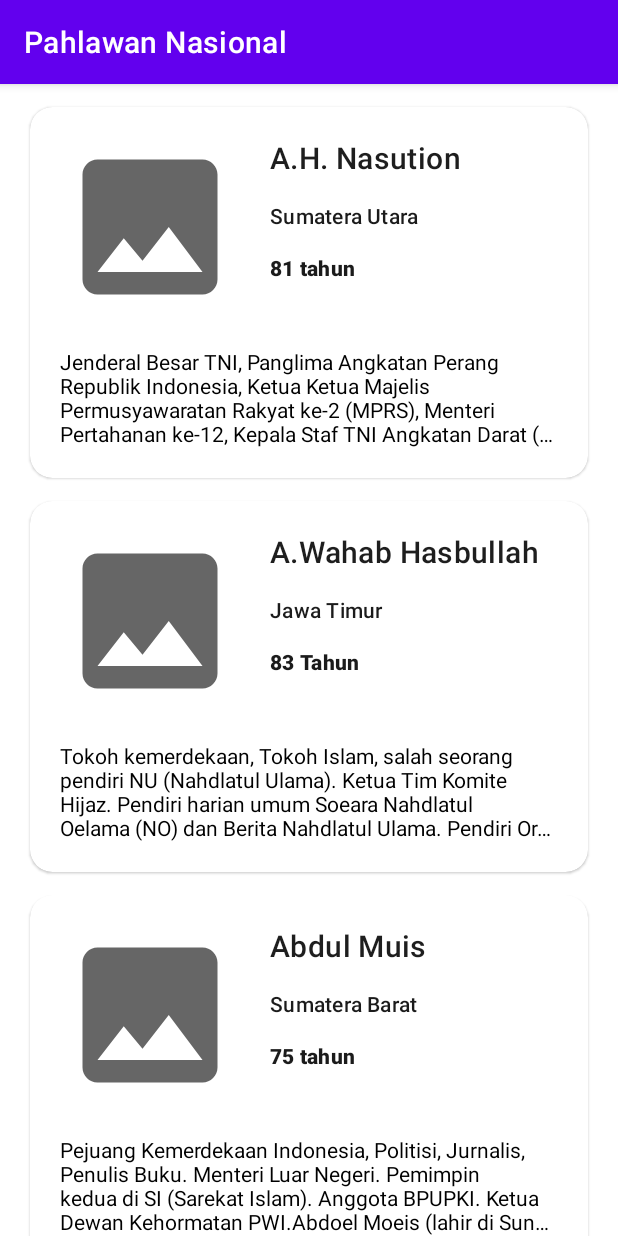
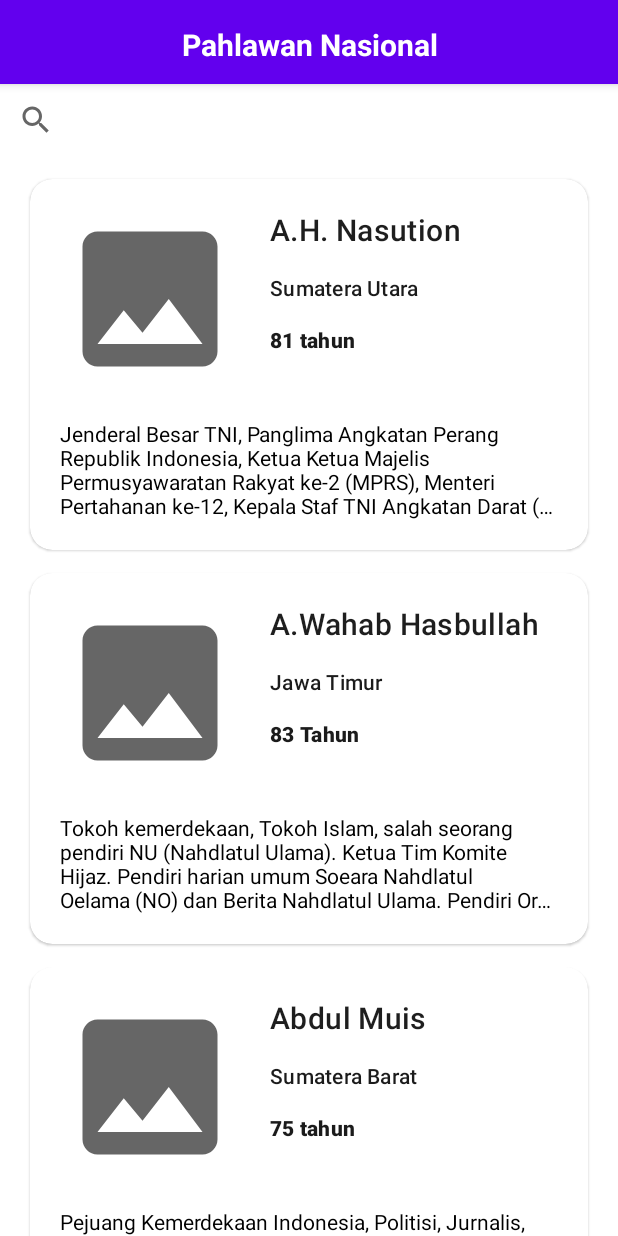
Before and after one commit to gharynsl123/Pahlawan_Nasional, an Android app: the screen it shows after launch (MainActivity), on a phone screen of 412 x 824 dp. Run offline under Robolectric (Android 15) with nearby library versions, the phone set to English and light mode, and no system bars.

Commit message:
Beauty my code

```diff
--- a/app/build.gradle
+++ b/app/build.gradle
@@ -66,4 +66,6 @@ dependencies {
 
     //recyclerView
     implementation 'androidx.recyclerview:recyclerview:1.2.1'
+
+    implementation 'androidx.paging:paging-runtime:3.1.1'
 }
--- a/app/src/main/AndroidManifest.xml
+++ b/app/src/main/AndroidManifest.xml
@@ -12,12 +12,12 @@
         android:supportsRtl="true">
         <activity
             android:name=".DetailActivity"
-            android:theme="@style/DetailActionBar"
-            android:exported="true" />
+            android:exported="true"
+            android:theme="@style/DetailActionBar" />
         <activity
             android:name=".MainActivity"
-            android:theme="@style/Theme.PahlawanNasional"
-            android:exported="true">
+            android:exported="true"
+            android:theme="@style/Theme.PahlawanNasional">
             <intent-filter>
                 <action android:name="android.intent.action.MAIN" />
 
--- a/app/src/main/java/com/example/pahlawannasional/DetailActivity.kt
+++ b/app/src/main/java/com/example/pahlawannasional/DetailActivity.kt
@@ -1,7 +1,7 @@
 package com.example.pahlawannasional
 
+import android.os.Bundle
 import androidx.appcompat.app.AppCompatActivity
-import android.os.Bundle
 import com.bumptech.glide.Glide
 import com.example.pahlawannasional.databinding.ActivityDetailBinding
 import com.example.pahlawannasional.respone.DaftarPahlawan
@@ -19,6 +19,8 @@ class DetailActivity : AppCompatActivity() {
         supportActionBar?.setDisplayHomeAsUpEnabled(true)
 
         val data = intent.getParcelableExtra<DaftarPahlawan>(DETAIL_KEY) as DaftarPahlawanItem
+
+        supportActionBar?.title = data.nama
         Glide.with(this).load(data.img).into(binding.imgHeroDetail)
 
         binding.apply {
@@ -40,7 +42,7 @@ class DetailActivity : AppCompatActivity() {
         return true
     }
 
-    companion object{
+    companion object {
         const val DETAIL_KEY = "data_pahlawan"
     }
 }
--- a/app/src/main/java/com/example/pahlawannasional/MainActivity.kt
+++ b/app/src/main/java/com/example/pahlawannasional/MainActivity.kt
@@ -1,21 +1,16 @@
 package com.example.pahlawannasional
 
 import android.content.Context
+import android.os.Bundle
+import androidx.appcompat.app.ActionBar
 import androidx.appcompat.app.AppCompatActivity
-import android.os.Bundle
-import android.widget.Toast
 import androidx.recyclerview.widget.LinearLayoutManager
-import androidx.recyclerview.widget.RecyclerView
 import com.example.pahlawannasional.databinding.ActivityMainBinding
-import com.example.pahlawannasional.respone.DaftarPahlawanItem
-import org.json.JSONException
-import org.json.JSONObject
 import java.io.IOException
-import java.nio.charset.StandardCharsets
 
 class MainActivity : AppCompatActivity() {
 
-    private var _binding : ActivityMainBinding? = null
+    private var _binding: ActivityMainBinding? = null
     private val binding get() = _binding as ActivityMainBinding
 
     override fun onCreate(savedInstanceState: Bundle?) {
@@ -23,11 +18,17 @@ class MainActivity : AppCompatActivity() {
         _binding = ActivityMainBinding.inflate(layoutInflater)
         setContentView(binding.root)
 
+        supportActionBar?.displayOptions = ActionBar.DISPLAY_SHOW_CUSTOM
+        supportActionBar?.setCustomView(R.layout.center_title)
+
         binding.rvHero.apply {
             layoutManager = LinearLayoutManager(this@MainActivity)
             adapter = PahlawanAdapter(this@MainActivity)
         }
+
     }
+
+
 }
 
 
--- a/app/src/main/res/drawable/ic_loading.xml
+++ b/app/src/main/res/drawable/ic_loading.xml
@@ -1,10 +1,10 @@
 <vector xmlns:android="http://schemas.android.com/apk/res/android"
     android:width="24dp"
     android:height="24dp"
+    android:tint="?attr/colorControlNormal"
     android:viewportWidth="24"
-    android:viewportHeight="24"
-    android:tint="?attr/colorControlNormal">
-  <path
-      android:fillColor="@android:color/white"
-      android:pathData="M21,19V5c0,-1.1 -0.9,-2 -2,-2H5c-1.1,0 -2,0.9 -2,2v14c0,1.1 0.9,2 2,2h14c1.1,0 2,-0.9 2,-2zM8.5,13.5l2.5,3.01L14.5,12l4.5,6H5l3.5,-4.5z"/>
+    android:viewportHeight="24">
+    <path
+        android:fillColor="@android:color/white"
+        android:pathData="M21,19V5c0,-1.1 -0.9,-2 -2,-2H5c-1.1,0 -2,0.9 -2,2v14c0,1.1 0.9,2 2,2h14c1.1,0 2,-0.9 2,-2zM8.5,13.5l2.5,3.01L14.5,12l4.5,6H5l3.5,-4.5z" />
 </vector>
--- a/app/src/main/res/drawable/image_header_card.xml
+++ b/app/src/main/res/drawable/image_header_card.xml
@@ -1,7 +1,8 @@
 <?xml version="1.0" encoding="utf-8"?>
-<shape xmlns:android="http://schemas.android.com/apk/res/android" android:shape="rectangle">
+<shape xmlns:android="http://schemas.android.com/apk/res/android"
+    android:shape="rectangle">
 
     <solid android:color="#EAEAEA" />
-    <corners android:topRightRadius="45dp"/>
+    <corners android:topRightRadius="45dp" />
 
 </shape>
--- a/app/src/main/res/drawable/line.xml
+++ b/app/src/main/res/drawable/line.xml
@@ -1,14 +1,9 @@
 <?xml version="1.0" encoding="utf-8"?>
 <selector xmlns:android="http://schemas.android.com/apk/res/android">
-    <shape xmlns:android="http://schemas.android.com/apk/res/android"
-        android:shape="rectangle">
+    <shape xmlns:android="http://schemas.android.com/apk/res/android" android:shape="rectangle">
 
         <solid android:color="@android:color/darker_gray" />
 
-        <padding
-            android:top="10dp"
-            android:left="10dp"
-            android:right="10dp"
-            android:bottom="10dp"/>
+        <padding android:bottom="10dp" android:left="10dp" android:right="10dp" android:top="10dp" />
     </shape>
 </selector>
--- a/app/src/main/res/drawable/line_drawable.xml
+++ b/app/src/main/res/drawable/line_drawable.xml
@@ -1,9 +1,6 @@
 <?xml version="1.0" encoding="utf-8"?>
 <selector xmlns:android="http://schemas.android.com/apk/res/android">
-    <item
-        android:state_pressed="true"
-        android:drawable="@drawable/line"/>
+    <item android:drawable="@drawable/line" android:state_pressed="true" />
 
-    <item
-        android:drawable="@drawable/line"/>
+    <item android:drawable="@drawable/line" />
 </selector>
--- a/app/src/main/res/drawable/thumb.xml
+++ b/app/src/main/res/drawable/thumb.xml
@@ -3,9 +3,9 @@
     android:shape="rectangle">
 
     <corners
+        android:bottomLeftRadius="44dp"
         android:topLeftRadius="44dp"
-        android:topRightRadius="44dp"
-        android:bottomLeftRadius="44dp" />
+        android:topRightRadius="44dp" />
 
     <padding
         android:paddingLeft="22dp"
--- a/app/src/main/res/drawable/thumb_drawable.xml
+++ b/app/src/main/res/drawable/thumb_drawable.xml
@@ -1,11 +1,8 @@
 <?xml version="1.0" encoding="utf-8"?>
 <selector xmlns:android="http://schemas.android.com/apk/res/android">
     <selector xmlns:android="http://schemas.android.com/apk/res/android">
-        <item
-            android:state_pressed="true"
-            android:drawable="@drawable/thumb"/>
+        <item android:drawable="@drawable/thumb" android:state_pressed="true" />
 
-        <item
-            android:drawable="@drawable/thumb"/>
+        <item android:drawable="@drawable/thumb" />
     </selector>
 </selector>
--- a/app/src/main/res/layout/activity_detail.xml
+++ b/app/src/main/res/layout/activity_detail.xml
@@ -6,6 +6,7 @@
     android:layout_height="match_parent"
     android:orientation="vertical"
     tools:context=".DetailActivity">
+
     <androidx.constraintlayout.widget.ConstraintLayout
         android:layout_width="match_parent"
         android:layout_height="match_parent">
@@ -137,8 +138,8 @@
         <LinearLayout
             android:layout_width="match_parent"
             android:layout_height="0dp"
+            android:layout_marginTop="30dp"
             android:layout_marginEnd="25dp"
-            android:layout_marginTop="30dp"
             android:background="@drawable/image_header_card"
             android:padding="25dp"
             app:layout_constraintTop_toBottomOf="@id/cardHeroDetail">
--- a/app/src/main/res/layout/activity_main.xml
+++ b/app/src/main/res/layout/activity_main.xml
@@ -6,15 +6,23 @@
     android:layout_height="match_parent"
     tools:context=".MainActivity">
 
+    <androidx.appcompat.widget.SearchView
+        android:id="@+id/searchView"
+        android:layout_width="match_parent"
+        android:layout_height="wrap_content"
+        app:layout_constraintTop_toTopOf="parent" />
+
     <androidx.recyclerview.widget.RecyclerView
         android:id="@+id/rvHero"
         android:layout_width="match_parent"
-        android:layout_height="match_parent"
+        android:layout_height="0dp"
+        android:scrollbars="vertical"
         app:fastScrollEnabled="true"
         app:fastScrollHorizontalThumbDrawable="@drawable/thumb_drawable"
         app:fastScrollHorizontalTrackDrawable="@drawable/line_drawable"
         app:fastScrollVerticalThumbDrawable="@drawable/thumb_drawable"
         app:fastScrollVerticalTrackDrawable="@drawable/line_drawable"
+        app:layout_constraintTop_toBottomOf="@id/searchView"
         tools:listitem="@layout/row_item_pahlawan" />
 
 </androidx.constraintlayout.widget.ConstraintLayout>
--- /dev/null
+++ b/app/src/main/res/layout/center_title.xml
@@ -0,0 +1,17 @@
+<?xml version="1.0" encoding="utf-8"?>
+<RelativeLayout xmlns:android="http://schemas.android.com/apk/res/android"
+    xmlns:tools="http://schemas.android.com/tools"
+    android:layout_width="match_parent"
+    android:layout_height="match_parent"
+    android:padding="16dp"
+    tools:context=".MainActivity">
+
+    <TextView
+        android:layout_width="match_parent"
+        android:layout_height="wrap_content"
+        android:gravity="center"
+        android:text="@string/app_name"
+        android:textColor="@color/white"
+        android:textSize="20sp"
+        android:textStyle="bold" />
+</RelativeLayout>
```
Also changed, not shown: app/src/main/java/com/example/pahlawannasional/PahlawanAdapter.kt (+4 -4 lines), app/src/main/java/com/example/pahlawannasional/respone/PahlawanResponse.kt (indentation only), 2 other files.
